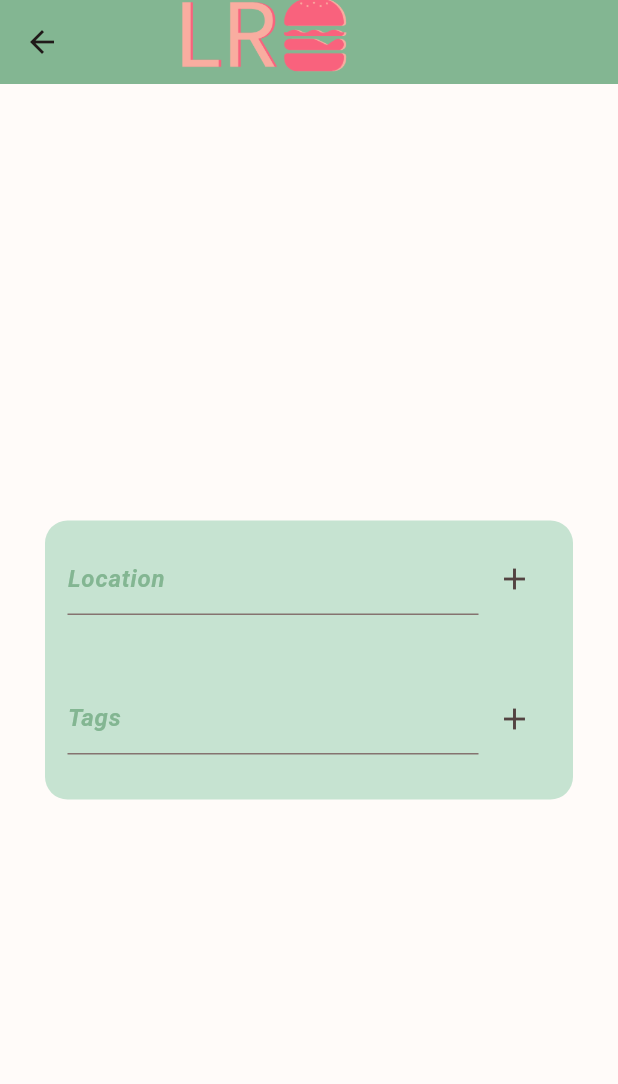
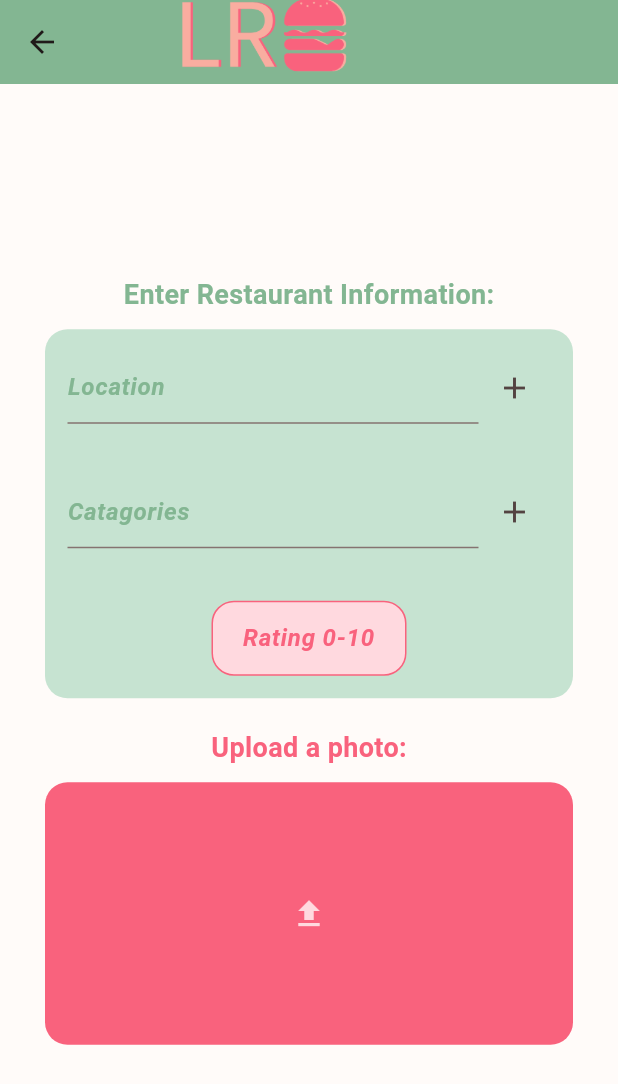
Before and after one commit to HiddenStoweAway/LARRO, a Flutter app: the AddFoodPage screen opened directly, on a phone screen of 412 x 824 dp. Shown: the top 1084 px of the screen. Run offline on Flutter 3.47's test engine with Material 3 defaults, Android fonts, the phone set to English and light mode, and no system bars; our stand-ins replace image_picker.

Commit message:
Almost finished add food page

```diff
--- a/lib/components/tag_autocomplete.dart
+++ b/lib/components/tag_autocomplete.dart
@@ -7,11 +7,13 @@ class TagAutocomplete extends StatefulWidget {
     required this.autocompleteFrom,
     required this.textEditingController,
     this.hintText,
+    this.onlyOneTag = false,
   });
   final List<String> addedTags;
   final List<String> autocompleteFrom;
   final TextEditingController textEditingController;
   final String? hintText;
+  final bool onlyOneTag;
 
   @override
   State<TagAutocomplete> createState() => _TagAutocompleteState();
@@ -23,6 +25,8 @@ class _TagAutocompleteState extends State<TagAutocomplete> {
   void addTag(String tag) {
     tag = tag.trim();
     if (tag.isEmpty || widget.addedTags.contains(tag)) return;
+    if (widget.onlyOneTag) widget.addedTags.clear();
+
 
     setState(() {
       widget.addedTags.add(tag);
--- a/lib/pages/p_add_food.dart
+++ b/lib/pages/p_add_food.dart
@@ -1,4 +1,7 @@
+import 'dart:io';
 import 'package:flutter/material.dart';
+import 'package:flutter/services.dart';
+import 'package:image_picker/image_picker.dart';
 import 'package:larro/components/tag_autocomplete.dart';
 
 class AddFoodPage extends StatefulWidget {
@@ -11,8 +14,30 @@ class AddFoodPage extends StatefulWidget {
 class _AddFoodPageState extends State<AddFoodPage> {
   final restaurantTEC = TextEditingController();
   final restaurantFocusNode = FocusNode();
-  final sampleTags = ["Hello", "Test", "Wahoo"];
-  final addedTags = <String>[];
+  final restaurantSampleTags = ["In and Out", "Habit", "Peasant and the Pair"];
+  final restaurantAddedTags = <String>[];
+
+  final catagoriesTEC = TextEditingController();
+  final catagoriesFocusNode = FocusNode();
+  final catagoriesSampleTags = ["Drinks", "Pizzas", "Italian"];
+  final catagoriesAddedTags = <String>[];
+
+  final ratingTEC = TextEditingController();
+
+  final picker = ImagePicker();
+  File? image;
+
+  Future<void> pickImage() async {
+    final XFile? pickedImage = await picker.pickImage(
+      source: ImageSource.gallery,
+    );
+
+    if (pickedImage != null) {
+      setState(() {
+        image = File(pickedImage.path);
+      });
+    }
+  }
 
   @override
   Widget build(BuildContext context) {
@@ -26,9 +51,19 @@ class _AddFoodPageState extends State<AddFoodPage> {
       body: Center(
         child: Padding(
           padding: const EdgeInsets.all(30.0),
+          child: SingleChildScrollView(
             child: Column(
               mainAxisAlignment: MainAxisAlignment.center,
               children: [
+                Text(
+                  "Enter Restaurant Information:",
+                  style: TextStyle(
+                    fontSize: 18,
+                    color: colorScheme.primary,
+                    fontWeight: FontWeight.bold,
+                  ),
+                ),
+                SizedBox(height: 10),
                 Container(
                   decoration: BoxDecoration(
                     color: colorScheme.primaryContainer,
@@ -39,24 +74,63 @@ class _AddFoodPageState extends State<AddFoodPage> {
                     child: Column(
                       children: [
                         TagAutocomplete(
-                        addedTags: addedTags,
-                        autocompleteFrom: sampleTags,
+                          addedTags: restaurantAddedTags,
+                          autocompleteFrom: restaurantSampleTags,
                           textEditingController: restaurantTEC,
                           hintText: "Location",
+                          onlyOneTag: true,
                         ),
 
-                      SizedBox(height: 30),
+                        SizedBox(height: 20),
 
                         Padding(
                           padding: const EdgeInsets.symmetric(vertical: 15),
                           child: TagAutocomplete(
-                          addedTags: addedTags,
-                          autocompleteFrom: sampleTags,
-                          textEditingController: restaurantTEC,
-                          hintText: "Tags",
+                            addedTags: catagoriesAddedTags,
+                            autocompleteFrom: catagoriesSampleTags,
+                            textEditingController: catagoriesTEC,
+                            hintText: "Catagories",
                           ),
                         ),
+
+                        SizedBox(height: 20),
+                        Container(
+                          decoration: BoxDecoration(
+                            color: colorScheme.secondaryContainer,
+                            border: Border.all(color: colorScheme.secondary),
+                            borderRadius: BorderRadius.circular(15),
+                          ),
+                          width: 130,
+                          child: TextField(
+                            textAlign: TextAlign.center,
+                            controller: ratingTEC,
+                            keyboardType: TextInputType.numberWithOptions(
+                              decimal: true,
+                            ),
+                            inputFormatters: [
+                              FilteringTextInputFormatter.allow(
+                                RegExp(r'^\d*\.?\d*'),
+                              ),
                             ],
+                            onChanged: (value) {
+                              if (value.isEmpty) return;
+
+                              final parsed = double.tryParse(value);
+                              if (parsed != null && parsed > 10) {
+                                ratingTEC.text = "10";
+                                ratingTEC.selection = TextSelection.collapsed(
+                                  offset: ratingTEC.text.length,
+                                );
+                              }
+                            },
+                            decoration: InputDecoration(
+                              hintText: "Rating 0-10",
+                              hintStyle: TextStyle(
+                                fontWeight: FontWeight.bold,
+                                fontStyle: FontStyle.italic,
+                                color: colorScheme.secondary,
+                              ),
+                              border: InputBorder.none
                             ),
                           ),
                         ),
@@ -64,6 +138,43 @@ class _AddFoodPageState extends State<AddFoodPage> {
                     ),
                   ),
                 ),
+                SizedBox(height: 20),
+                Text(
+                  "Upload a photo:",
+                  style: TextStyle(
+                    fontSize: 18,
+                    color: colorScheme.secondary,
+                    fontWeight: FontWeight.bold,
+                  ),
+                ),
+                SizedBox(height: 10),
+                image == null
+                    ? GestureDetector(
+                        onTap: () {
+                          pickImage();
+                        },
+                        child: Container(
+                          width: double.infinity,
+                          height: 175,
+                          decoration: BoxDecoration(
+                            color: colorScheme.secondary,
+                            borderRadius: BorderRadius.circular(15),
+                          ),
+                          child: Icon(
+                            Icons.upload,
+                            color: colorScheme.secondaryContainer,
+                          ),
+                        ),
+                      )
+                    : GestureDetector(
+                        onTap: pickImage,
+                        child: Image.file(image!),
+                      ),
+              ],
+            ),
+          ),
+        ),
+      ),
     );
   }
 }
--- a/pubspec.yaml
+++ b/pubspec.yaml
@@ -34,6 +34,7 @@ dependencies:
   # The following adds the Cupertino Icons font to your application.
   # Use with the CupertinoIcons class for iOS style icons.
   cupertino_icons: ^1.0.8
+  image_picker: ^1.2.3
 
 dev_dependencies:
   flutter_test:
```
Also changed, not shown: pubspec.lock, 13 other files. Lines whose indentation alone changed are shown as unchanged.
